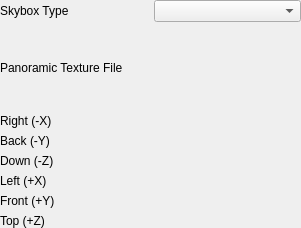
Above: src/ui/3d/skyboxrenderingsettingswidget.ui from carsmie/QGIS before the change. Below: the same form after it.
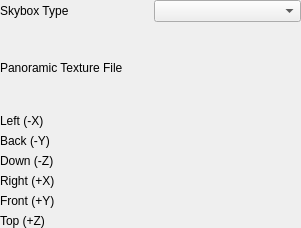
That is the form after the change. Custom widgets are drawn as their Qt base class.

Commit message: Flipped back right and left walls - they are seen from inside of the box.

What changed in the file:
```diff
--- a/src/ui/3d/skyboxrenderingsettingswidget.ui
+++ b/src/ui/3d/skyboxrenderingsettingswidget.ui
@@ -52,7 +52,7 @@
      <item row="0" column="0">
       <widget class="QLabel" name="negXImageSourceLabel">
        <property name="text">
-        <string>Right (-X)</string>
+        <string>Left (-X)</string>
        </property>
       </widget>
      </item>
@@ -82,7 +82,7 @@
      <item row="3" column="0">
       <widget class="QLabel" name="posXImageSourceLabel">
        <property name="text">
-        <string>Left (+X)</string>
+        <string>Right (+X)</string>
        </property>
       </widget>
      </item>
```
